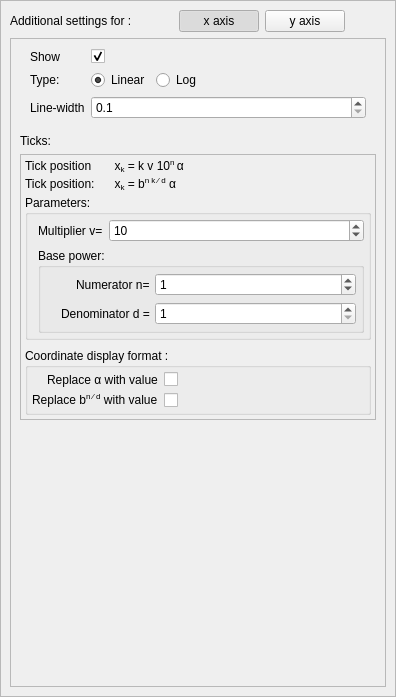
AdelKS/ZeGrapher, file Widgets/axissettingswidget.ui: the form before one commit.
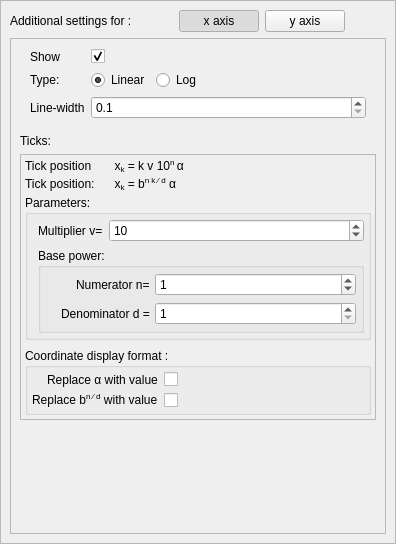
The form after the commit. Icons and pictures are not drawn.

```diff
--- a/Widgets/axissettingswidget.ui
+++ b/Widgets/axissettingswidget.ui
@@ -7,7 +7,7 @@
     <x>0</x>
     <y>0</y>
     <width>396</width>
-    <height>697</height>
+    <height>544</height>
    </rect>
   </property>
   <property name="sizePolicy">
@@ -59,7 +59,7 @@
         <x>0</x>
         <y>0</y>
         <width>394</width>
-        <height>695</height>
+        <height>542</height>
        </rect>
       </property>
       <layout class="QVBoxLayout" name="verticalLayout_2">
```
Left out of the diff: 4 changed lines with no effect on the pictures.
